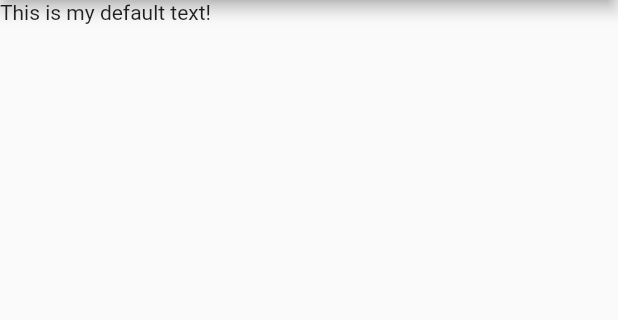
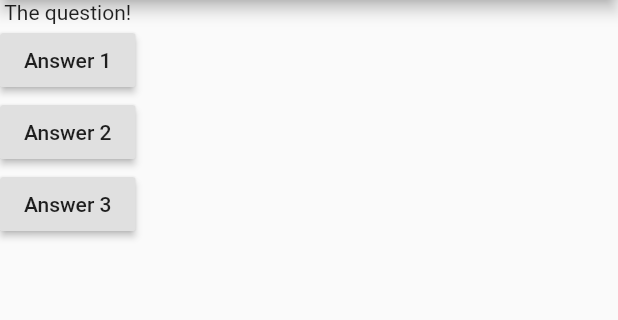
Before and after one commit to JafarSadikGhub/FlutterDevelopment, a Flutter app: the screen it shows after launch, on a phone screen of 412 x 824 dp, the part 84-404 px from its top. Run offline on Flutter 3.47's test engine with Material 2 defaults, Android fonts, the phone set to English and light mode, and no system bars.

Commit message:
main dart v3

```diff
--- a/flutter_complete_guide/lib/main.dart
+++ b/flutter_complete_guide/lib/main.dart
@@ -1,21 +1,48 @@
 import 'package:flutter/cupertino.dart';
 import 'package:flutter/material.dart';
+
 /*void main()
  {
     runApp(MyApp());
  }*/
 void main() => runApp(MyApp());
 
- class MyApp extends StatelessWidget
+class MyApp extends StatelessWidget {
+  void answerQuestion()
   {
+    print('Answer Chosen!');
+  }
+
+
+
   @override
-   Widget build(BuildContext context)
-   {
-      return MaterialApp(home: Scaffold(
+  Widget build(BuildContext context) {
+    var questions = [
+      'What\'s your favorite color?',
+      'What\'s your favorite language'
+    ];
+    return MaterialApp(
+      home: Scaffold(
         appBar: AppBar(
           title: Text('My First App'),
         ),
-        body: Text('This is my default text!'),
+        body: Column(
+          children: [
+            Text('The question!'),
+            RaisedButton(
+              child: Text('Answer 1'),
+              onPressed: answerQuestion,
+            ),
+            RaisedButton(
+              child: Text('Answer 2'),
+              onPressed: answerQuestion,
+            ),
+            RaisedButton(
+              child: Text('Answer 3'),
+              onPressed: answerQuestion,
+            ),
+          ],
+        ),
       ),
     );
   }
```
Lines whose indentation alone changed are shown as unchanged.
